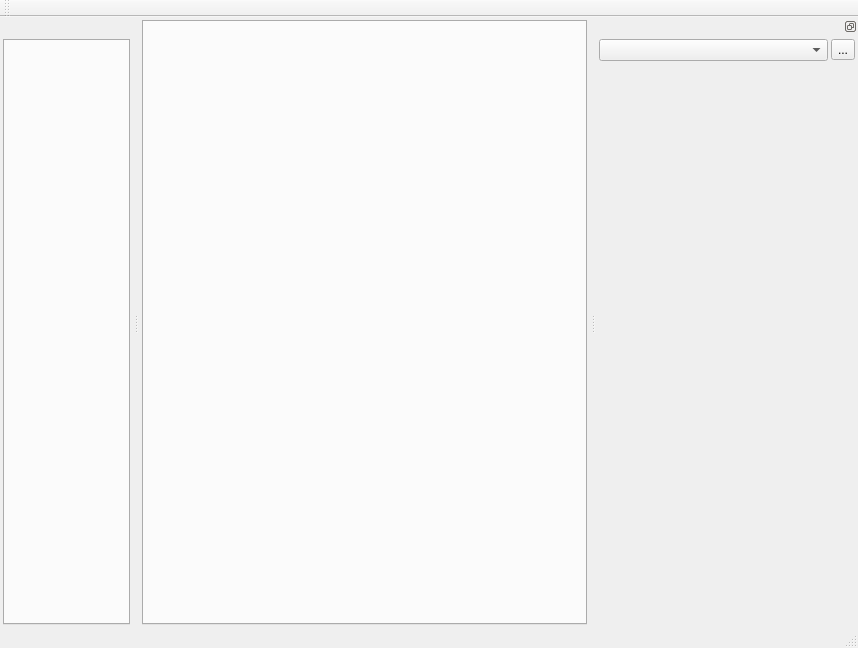
Qt form mainwindow.ui (LeZheng/Canary-Adb) before a commit.
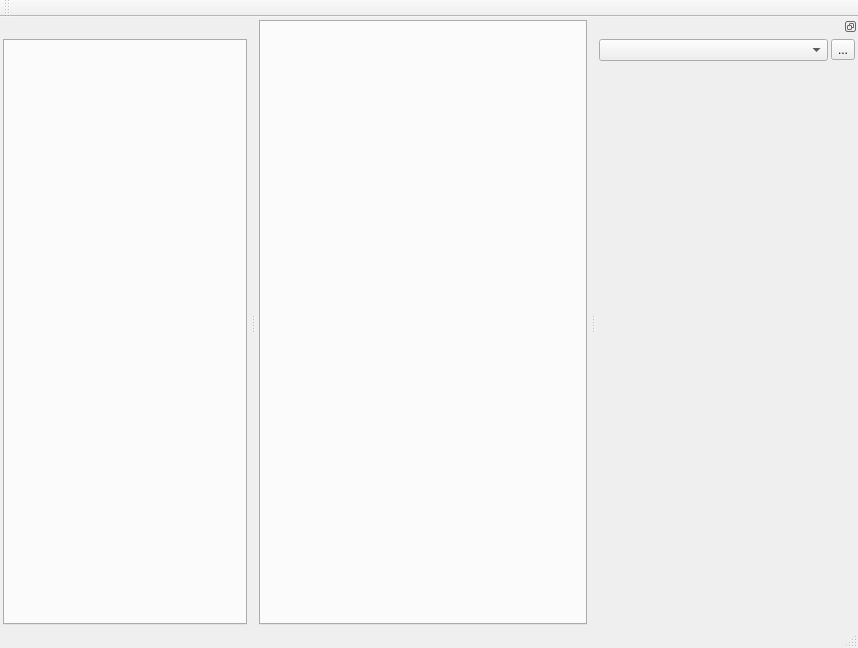
The same form after that commit.

Patch:
```diff
--- a/mainwindow.ui
+++ b/mainwindow.ui
@@ -128,6 +128,12 @@
    </widget>
   </widget>
   <widget class="QDockWidget" name="leftDockWidget">
+   <property name="minimumSize">
+    <size>
+     <width>250</width>
+     <height>35</height>
+    </size>
+   </property>
    <property name="features">
     <set>QDockWidget::DockWidgetMovable</set>
    </property>
```
